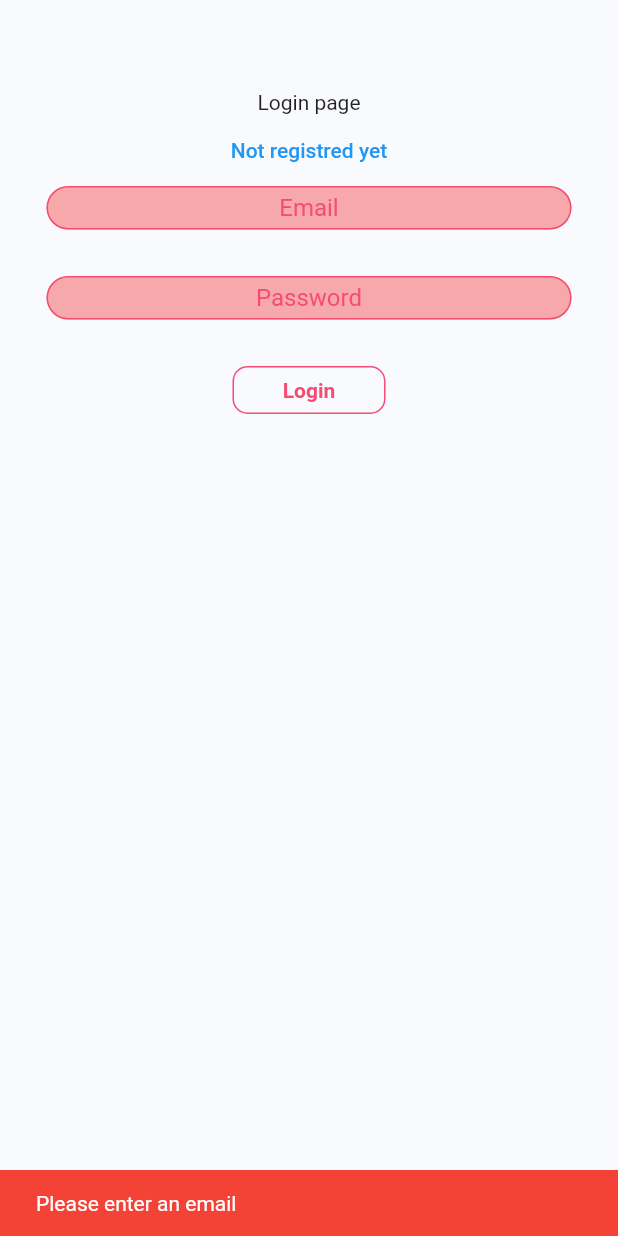
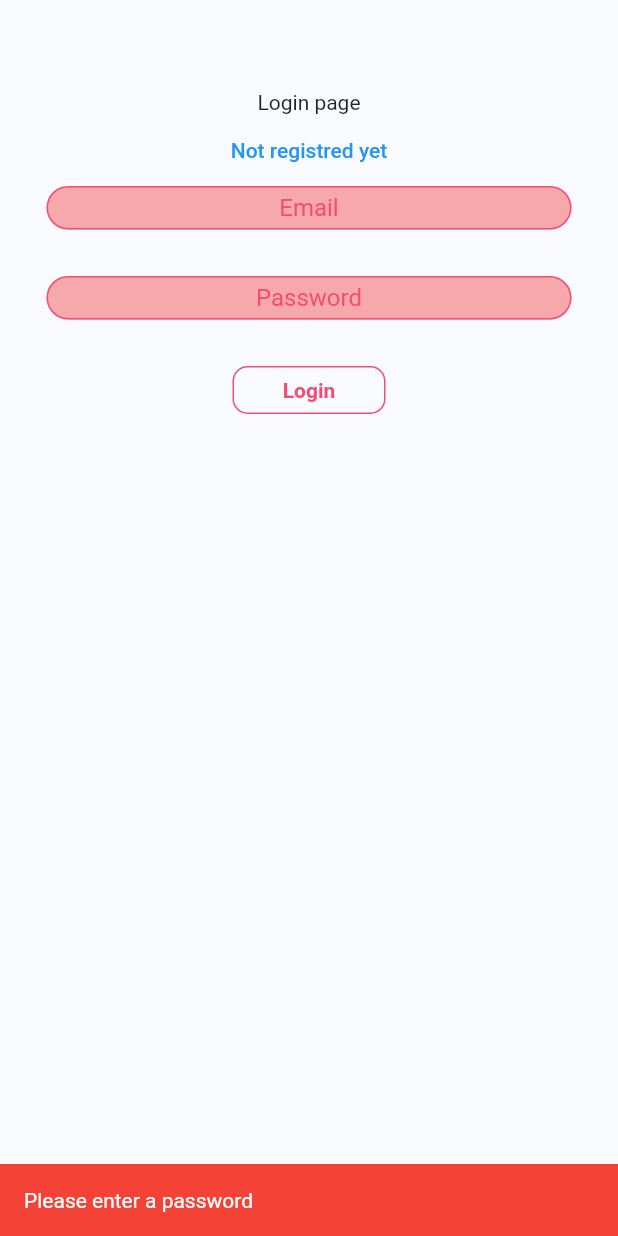
Before and after one commit to marekprochazka/POT-2, a Flutter app: the screen it shows after launch, after a tap on "Not registred yet", after a tap on "back to log in", after a tap on "Login", on a phone screen of 412 x 824 dp. Run offline on Flutter 3.47's test engine with Material 2 defaults, Android fonts, the light colour scheme and no system bars; drawn by our look-alikes of another_flushbar; our stand-ins replace cached_network_image, flutter_dotenv, flutter_easyloading, go_router, shared_preferences.

Commit message:
fix: error z-index, plan name required

```diff
--- a/app/lib/ui/shared/header/components/create_training_plan_form.dart
+++ b/app/lib/ui/shared/header/components/create_training_plan_form.dart
@@ -11,7 +11,6 @@
 import 'package:flutter/material.dart';
 import 'package:go_router/go_router.dart';
 import 'package:provider/provider.dart';
-
 
 class CreateTrainingPlanForm extends BaseForm {
   final GlobalKey<FormState> formKey;
@@ -124,6 +123,7 @@
                     height: 30,
                     text: 'Save',
                     callback: () {
+                      if (widget.formKey.currentState!.validate()) {
                         try {
                           widget.instance.save(context);
                         } on UnauthorizedException catch (e) {
@@ -132,7 +132,9 @@
                           showError(context, e.toString());
                         }
                         Navigator.pop(context);
-                      Provider.of<PlanListState>(context, listen: false).isCurrent = false;
+                        Provider.of<PlanListState>(context, listen: false)
+                            .isCurrent = false;
+                      }
                     }),
               ],
             ),
--- a/app/lib/utils/show_error.dart
+++ b/app/lib/utils/show_error.dart
@@ -1,11 +1,17 @@
 
+import 'package:another_flushbar/flushbar.dart';
 import 'package:flutter/material.dart';
 
 void showError(BuildContext context, String message) {
-  ScaffoldMessenger.of(context).showSnackBar(
-    SnackBar(
-      content: Text(message),
-      backgroundColor: Colors.red,
-    ),
-  );
+  // ScaffoldMessenger.of(context).showSnackBar(
+  //   SnackBar(
+  //     content: Text(message),
+  //     backgroundColor: Colors.red,
+  //   ),
+  // );
+  Flushbar(
+    backgroundColor: Colors.red,
+    message: message,
+    duration: const Duration(seconds: 3),
+  ).show(context);
 }
--- a/app/lib/utils/show_modal.dart
+++ b/app/lib/utils/show_modal.dart
@@ -4,6 +4,7 @@
 
 void showModal(BuildContext context, Widget dialog) {
   showGeneralDialog(
+    useRootNavigator: false,
     context: context,
     barrierLabel: '',
     barrierDismissible: true,
--- a/app/pubspec.yaml
+++ b/app/pubspec.yaml
@@ -42,6 +42,7 @@
   cached_network_image: ^3.2.1
   flutter_easyloading: ^3.0.0
   http: ^0.13.4
+  another_flushbar: ^1.10.29
 
 dev_dependencies:
   flutter_test:
```
Also changed, not shown: app/pubspec.lock. Lines whose indentation alone changed are shown as unchanged.
